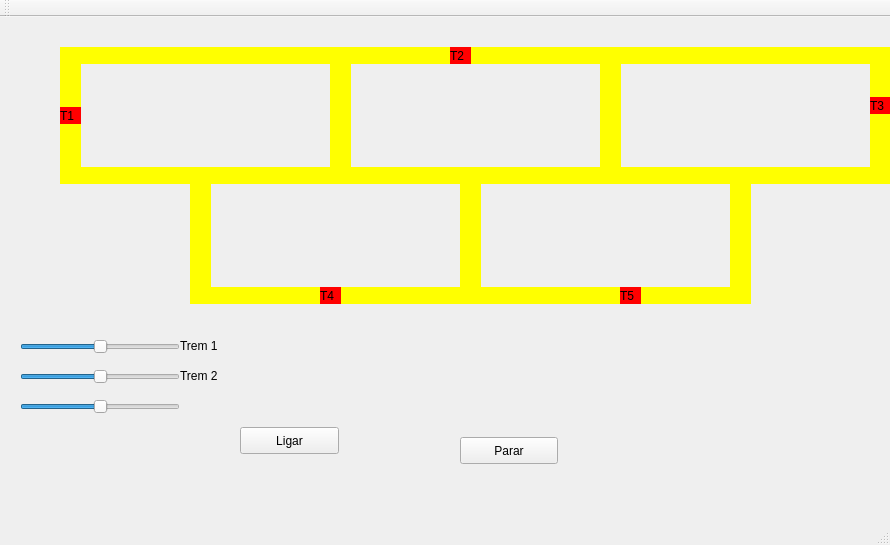
The window that 2.1-trem/mainwindow.ui (ZariTen/SO-UFRN-2021) describes before a commit, drawn with Qt 5.
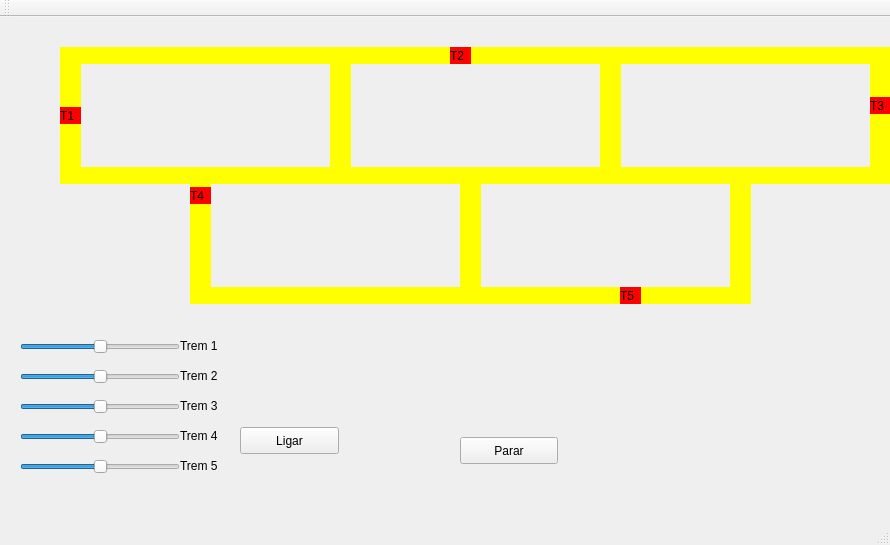
The same window after the commit.

Diff of the .ui file:
```diff
--- a/2.1-trem/mainwindow.ui
+++ b/2.1-trem/mainwindow.ui
@@ -283,8 +283,8 @@
    <widget class="QLabel" name="label_trem4">
     <property name="geometry">
      <rect>
-      <x>320</x>
-      <y>270</y>
+      <x>190</x>
+      <y>170</y>
       <width>21</width>
       <height>17</height>
      </rect>
@@ -443,6 +443,83 @@
      <enum>Qt::Horizontal</enum>
     </property>
    </widget>
+   <widget class="QLabel" name="labelT3">
+    <property name="geometry">
+     <rect>
+      <x>180</x>
+      <y>380</y>
+      <width>58</width>
+      <height>18</height>
+     </rect>
+    </property>
+    <property name="text">
+     <string>Trem 3</string>
+    </property>
+   </widget>
+   <widget class="QSlider" name="t4Speed">
+    <property name="geometry">
+     <rect>
+      <x>20</x>
+      <y>410</y>
+      <width>160</width>
+      <height>20</height>
+     </rect>
+    </property>
+    <property name="value">
+     <number>50</number>
+    </property>
+    <property name="sliderPosition">
+     <number>50</number>
+    </property>
+    <property name="orientation">
+     <enum>Qt::Horizontal</enum>
+    </property>
+   </widget>
+   <widget class="QLabel" name="labelT4">
+    <property name="geometry">
+     <rect>
+      <x>180</x>
+      <y>410</y>
+      <width>58</width>
+      <height>18</height>
+     </rect>
+    </property>
+    <property name="text">
+     <string>Trem 4</string>
+    </property>
+   </widget>
+   <widget class="QSlider" name="t5Speed">
+    <property name="geometry">
+     <rect>
+      <x>20</x>
+      <y>440</y>
+      <width>160</width>
+      <height>20</height>
+     </rect>
+    </property>
+    <property name="value">
+     <number>50</number>
+    </property>
+    <property name="sliderPosition">
+     <number>50</number>
+    </property>
+    <property name="orientation">
+     <enum>Qt::Horizontal</enum>
+    </property>
+   </widget>
+   <widget class="QLabel" name="labelT5">
+    <property name="geometry">
+     <rect>
+      <x>180</x>
+      <y>440</y>
+      <width>58</width>
+      <height>18</height>
+     </rect>
+    </property>
+    <property name="text">
+     <string>Trem 5</string>
+    </property>
+   </widget>
    <zorder>label_trilho1</zorder>
    <zorder>label_trilho2</zorder>
    <zorder>label_trilho3</zorder>
```
Left out of the diff: 5 changed lines with no effect on the pictures.
